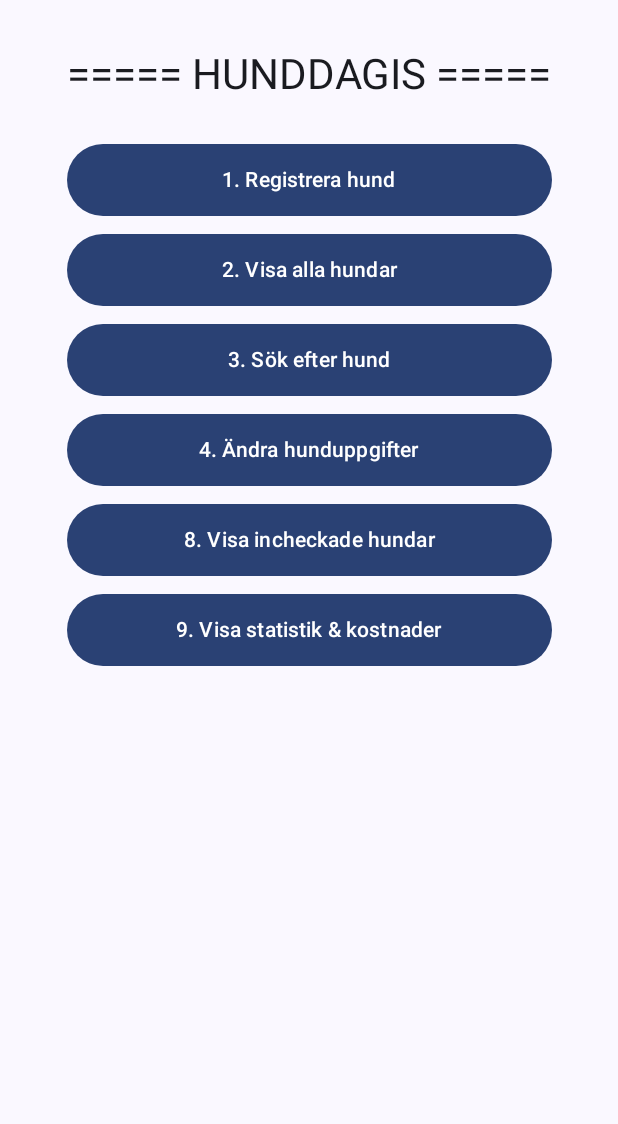
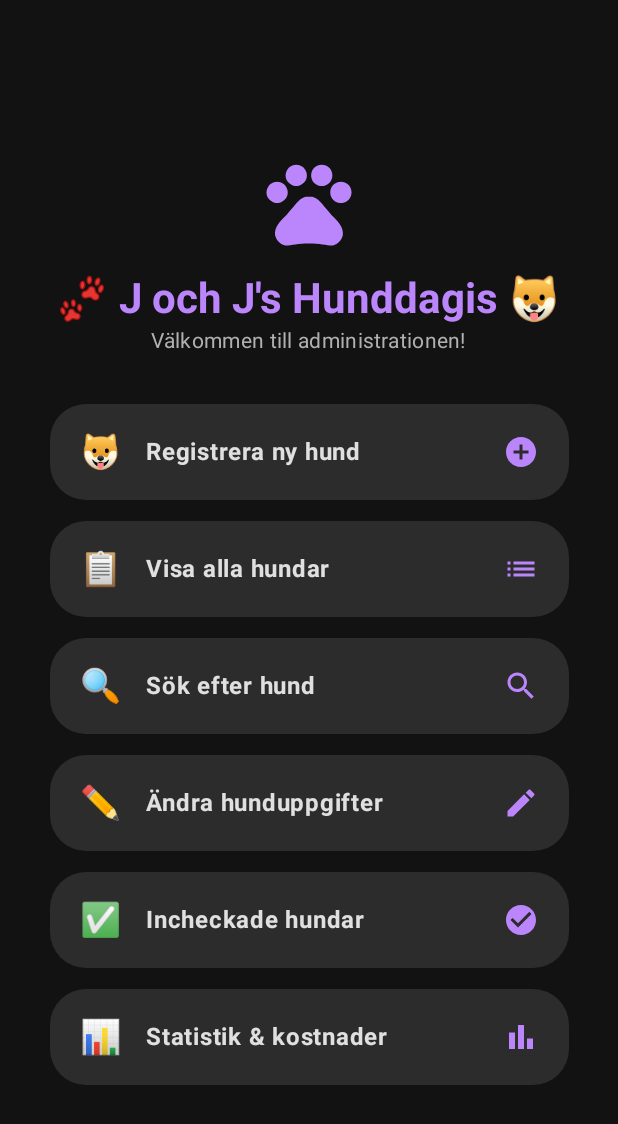
Before and after one commit to JonnyDicander/HunddagisAndroid, an Android app built with Jetpack Compose: the screen it shows after launch (MainActivity), on a phone screen of 412 x 824 dp. Shown: the top 1124 px of the screen. Run offline under Robolectric (Android 15) with nearby library versions, the phone set to English and light mode, and no system bars.

Commit message:
Uppdaterat färgtema och lagt till J och J's Hunddagis

```diff
--- a/app/build.gradle.kts
+++ b/app/build.gradle.kts
@@ -37,6 +37,7 @@ android {
 }
 
 dependencies {
+    implementation("androidx.compose.material:material-icons-extended")
     implementation(platform(libs.androidx.compose.bom))
     implementation(libs.androidx.activity.compose)
     implementation(libs.androidx.compose.material3)
--- a/app/src/main/java/com/example/minforstaapp/Dog.kt
+++ b/app/src/main/java/com/example/minforstaapp/Dog.kt
@@ -15,9 +15,8 @@ class Dog(
     var visionImpaired: Boolean,
     var hearingImpaired: Boolean
 ) {
-    // Status för incheckning (motsvarar dina privata variabler)
     var isCheckedIn: Boolean = false
-        private set // Kan bara ändras inifrån klassen via funktionen nedan
+        private set
 
     var checkInTime: LocalDateTime? = null
     var checkOutTime: LocalDateTime? = null
@@ -26,7 +25,6 @@ class Dog(
         private const val HOURLY_RATE = 50.0
     }
 
-    // Motsvarar public void setCheckedIn(boolean checkedIn)
     fun updateCheckInStatus(checkedIn: Boolean) {
         if (this.isCheckedIn == checkedIn) return
 
@@ -40,7 +38,6 @@ class Dog(
         }
     }
 
-    // Motsvarar public long getStayMinutes()
     fun getStayMinutes(): Long {
         val startTime = checkInTime ?: return 0
         val endTime = if (isCheckedIn) LocalDateTime.now() else checkOutTime ?: return 0
@@ -49,7 +46,6 @@ class Dog(
         return Math.max(0, minutes)
     }
 
-    // Motsvarar public double getCost()
     fun getCost(): Double {
         return getStayMinutes() * HOURLY_RATE / 60.0
     }
--- a/app/src/main/java/com/example/minforstaapp/MainActivity.kt
+++ b/app/src/main/java/com/example/minforstaapp/MainActivity.kt
@@ -1,21 +1,26 @@
 package com.example.minforstaapp
 
+import androidx.compose.ui.focus.FocusDirection
 import android.os.Bundle
 import android.widget.Toast
 import androidx.activity.ComponentActivity
 import androidx.activity.compose.setContent
 import androidx.compose.foundation.layout.*
 import androidx.compose.foundation.rememberScrollState
+import androidx.compose.foundation.shape.RoundedCornerShape
 import androidx.compose.foundation.text.KeyboardActions
 import androidx.compose.foundation.text.KeyboardOptions
 import androidx.compose.foundation.verticalScroll
+import androidx.compose.material.icons.Icons
+import androidx.compose.material.icons.filled.*
 import androidx.compose.material3.*
 import androidx.compose.runtime.*
 import androidx.compose.ui.Alignment
 import androidx.compose.ui.Modifier
-import androidx.compose.ui.focus.FocusDirection
+import androidx.compose.ui.graphics.Color
 import androidx.compose.ui.platform.LocalContext
 import androidx.compose.ui.platform.LocalFocusManager
+import androidx.compose.ui.text.font.FontWeight
 import androidx.compose.ui.text.input.ImeAction
 import androidx.compose.ui.text.input.KeyboardType
 import androidx.compose.ui.tooling.preview.Preview
@@ -26,8 +31,25 @@ class MainActivity : ComponentActivity() {
     override fun onCreate(savedInstanceState: Bundle?) {
         super.onCreate(savedInstanceState)
         setContent {
-            MinForstaAppTheme {
-                Surface(modifier = Modifier.fillMaxSize(), color = MaterialTheme.colorScheme.background) {
+            // Svart och lila färgtema med kontraster
+            val darkPurpleColorScheme = darkColorScheme(
+                primary = Color(0xFFBB86FC), // Stark lila
+                onPrimary = Color(0xFF121212),
+                primaryContainer = Color(0xFF3700B3), // Mörkare lila container
+                onPrimaryContainer = Color(0xFFEDE7F6),
+                secondary = Color(0xFF03DAC6), // Turkos/accent
+                background = Color(0xFF121212), // Djup svart bakgrund
+                surface = Color(0xFF1E1E1E), // Ljusare svart för kort
+                onSurface = Color(0xFFE0E0E0),
+                surfaceVariant = Color(0xFF2C2C2C),
+                onSurfaceVariant = Color(0xFFB0B0B0)
+            )
+
+            MaterialTheme(colorScheme = darkPurpleColorScheme) {
+                Surface(
+                    modifier = Modifier.fillMaxSize(),
+                    color = MaterialTheme.colorScheme.background
+                ) {
                     HunddagisApp()
                 }
             }
@@ -43,13 +65,16 @@ fun HunddagisApp() {
 
     when (currentScreen) {
         0 -> HuvudMeny(onNavigate = { currentScreen = it })
-        1 -> RegistreraHundSkarm(onBack = { currentScreen = 0 }, onDogRegistered = {
-            if (register.addDog(it)) {
-                Toast.makeText(context, "Hunden ${it.name} har registrerats!", Toast.LENGTH_SHORT).show()
-            } else {
-                Toast.makeText(context, "Chipnumret finns redan!", Toast.LENGTH_SHORT).show()
+        1 -> RegistreraHundSkarm(
+            onBack = { currentScreen = 0 },
+            onDogRegistered = { dog ->
+                if (register.addDog(dog)) {
+                    Toast.makeText(context, "Hunden ${dog.name} har välkomnats till J och J's! 🐾", Toast.LENGTH_SHORT).show()
+                } else {
+                    Toast.makeText(context, "Chipnumret finns redan i registret!", Toast.LENGTH_SHORT).show()
+                }
             }
-        })
+        )
         2 -> VisaHundarSkarm(register, false) { currentScreen = 0 }
         3 -> SokHundSkarm(register) { currentScreen = 0 }
         8 -> VisaHundarSkarm(register, true) { currentScreen = 0 }
@@ -60,23 +85,80 @@ fun HunddagisApp() {
 @Composable
 fun HuvudMeny(onNavigate: (Int) -> Unit) {
     Column(
-        modifier = Modifier.fillMaxSize().padding(16.dp).verticalScroll(rememberScrollState()),
+        modifier = Modifier
+            .fillMaxSize()
+            .padding(24.dp)
+            .verticalScroll(rememberScrollState()),
         horizontalAlignment = Alignment.CenterHorizontally,
-        verticalArrangement = Arrangement.spacedBy(12.dp)
+        verticalArrangement = Arrangement.Center
     ) {
-        Text("===== HUNDDAGIS =====", style = MaterialTheme.typography.headlineMedium, modifier = Modifier.padding(vertical = 16.dp))
-        MenuButton("1. Registrera hund") { onNavigate(1) }
-        MenuButton("2. Visa alla hundar") { onNavigate(2) }
-        MenuButton("3. Sök efter hund") { onNavigate(3) }
-        MenuButton("4. Ändra hunduppgifter") { onNavigate(2) }
-        MenuButton("8. Visa incheckade hundar") { onNavigate(8) }
-        MenuButton("9. Visa statistik & kostnader") { onNavigate(9) }
+        Icon(
+            imageVector = Icons.Default.Pets,
+            contentDescription = null,
+            modifier = Modifier.size(68.dp),
+            tint = MaterialTheme.colorScheme.primary
+        )
+        Spacer(modifier = Modifier.height(12.dp))
+        Text(
+            "🐾 J och J's Hunddagis 🐶",
+            style = MaterialTheme.typography.headlineMedium,
+            fontWeight = FontWeight.Bold,
+            color = MaterialTheme.colorScheme.primary
+        )
+        Text(
+            "Välkommen till administrationen!",
+            style = MaterialTheme.typography.bodyMedium,
+            color = MaterialTheme.colorScheme.onSurfaceVariant
+        )
+
+        Spacer(modifier = Modifier.height(32.dp))
+
+        Column(
+            modifier = Modifier.fillMaxWidth(0.95f),
+            verticalArrangement = Arrangement.spacedBy(14.dp)
+        ) {
+            MenuCardButton("Registrera ny hund", "🐶", Icons.Default.AddCircle) { onNavigate(1) }
+            MenuCardButton("Visa alla hundar", "📋", Icons.Default.List) { onNavigate(2) }
+            MenuCardButton("Sök efter hund", "🔍", Icons.Default.Search) { onNavigate(3) }
+            MenuCardButton("Ändra hunduppgifter", "✏️", Icons.Default.Edit) { onNavigate(2) }
+            MenuCardButton("Incheckade hundar", "✅", Icons.Default.CheckCircle) { onNavigate(8) }
+            MenuCardButton("Statistik & kostnader", "📊", Icons.Default.BarChart) { onNavigate(9) }
+        }
     }
 }
 
 @Composable
-fun MenuButton(text: String, onClick: () -> Unit) {
-    Button(onClick = onClick, modifier = Modifier.fillMaxWidth(0.85f).height(48.dp)) { Text(text) }
+fun MenuCardButton(text: String, emoji: String, icon: androidx.compose.ui.graphics.vector.ImageVector, onClick: () -> Unit) {
+    Card(
+        onClick = onClick,
+        modifier = Modifier.fillMaxWidth().height(64.dp),
+        shape = RoundedCornerShape(24.dp),
+        colors = CardDefaults.cardColors(
+            containerColor = MaterialTheme.colorScheme.surfaceVariant
+        )
+    ) {
+        Row(
+            modifier = Modifier
+                .fillMaxSize()
+                .padding(horizontal = 20.dp),
+            verticalAlignment = Alignment.CenterVertically
+        ) {
+            Text(text = emoji, style = MaterialTheme.typography.titleLarge)
+            Spacer(modifier = Modifier.width(16.dp))
+            Text(
+                text = text,
+                style = MaterialTheme.typography.bodyLarge,
+                fontWeight = FontWeight.Bold,
+                color = MaterialTheme.colorScheme.onSurface
+            )
+            Spacer(modifier = Modifier.weight(1f))
+            Icon(
+                imageVector = icon,
+                contentDescription = null,
+                tint = MaterialTheme.colorScheme.primary
+            )
+        }
+    }
 }
 
 @Composable
@@ -95,63 +177,137 @@ fun RegistreraHundSkarm(onBack: () -> Unit, onDogRegistered: (Dog) -> Unit) {
     val focusManager = LocalFocusManager.current
 
     Column(
-        modifier = Modifier.fillMaxSize().padding(16.dp).verticalScroll(rememberScrollState()),
+        modifier = Modifier
+            .fillMaxSize()
+            .padding(20.dp)
+            .verticalScroll(rememberScrollState()),
         horizontalAlignment = Alignment.CenterHorizontally,
-        verticalArrangement = Arrangement.spacedBy(12.dp)
+        verticalArrangement = Arrangement.spacedBy(16.dp)
     ) {
-        Text("--- REGISTRERA HUND ---", style = MaterialTheme.typography.headlineSmall)
+        Row(
+            modifier = Modifier.fillMaxWidth(),
+            verticalAlignment = Alignment.CenterVertically
+        ) {
+            IconButton(onClick = onBack) {
+                Icon(Icons.Default.ArrowBack, contentDescription = "Tillbaka", tint = MaterialTheme.colorScheme.primary)
+            }
+            Text(
+                "🐶 Registrera ny hund",
+                style = MaterialTheme.typography.titleLarge,
+                fontWeight = FontWeight.Bold,
+                color = MaterialTheme.colorScheme.primary,
+                modifier = Modifier.padding(start = 8.dp)
+            )
+        }
 
         OutlinedTextField(
-            value = name, onValueChange = { name = it }, label = { Text("Namn") }, modifier = Modifier.fillMaxWidth(),
+            value = name, onValueChange = { name = it },
+            label = { Text("Hundens namn") },
+            modifier = Modifier.fillMaxWidth(),
+            shape = RoundedCornerShape(16.dp),
             singleLine = true,
             keyboardOptions = KeyboardOptions(imeAction = ImeAction.Next),
             keyboardActions = KeyboardActions(onNext = { focusManager.moveFocus(FocusDirection.Next) })
         )
         OutlinedTextField(
-            value = breed, onValueChange = { breed = it }, label = { Text("Ras") }, modifier = Modifier.fillMaxWidth(),
+            value = breed, onValueChange = { breed = it },
+            label = { Text("Ras") },
+            modifier = Modifier.fillMaxWidth(),
+            shape = RoundedCornerShape(16.dp),
             singleLine = true,
             keyboardOptions = KeyboardOptions(imeAction = ImeAction.Next),
             keyboardActions = KeyboardActions(onNext = { focusManager.moveFocus(FocusDirection.Next) })
         )
         OutlinedTextField(
-            value = chip, onValueChange = { chip = it }, label = { Text("Chipnummer") }, modifier = Modifier.fillMaxWidth(),
+            value = chip, onValueChange = { chip = it },
+            label = { Text("Chipnummer") },
+            modifier = Modifier.fillMaxWidth(),
+            shape = RoundedCornerShape(16.dp),
             singleLine = true,
             keyboardOptions = KeyboardOptions(imeAction = ImeAction.Next),
             keyboardActions = KeyboardActions(onNext = { focusManager.moveFocus(FocusDirection.Next) })
         )
         OutlinedTextField(
-            value = ageText, onValueChange = { ageText = it }, label = { Text("Ålder") }, modifier = Modifier.fillMaxWidth(),
+            value = ageText, onValueChange = { ageText = it },
+            label = { Text("Ålder (år)") },
+            modifier = Modifier.fillMaxWidth(),
+            shape = RoundedCornerShape(16.dp),
             singleLine = true,
             keyboardOptions = KeyboardOptions(keyboardType = KeyboardType.Number, imeAction = ImeAction.Done),
             keyboardActions = KeyboardActions(onDone = { focusManager.clearFocus() })
         )
 
-        Row(verticalAlignment = Alignment.CenterVertically, modifier = Modifier.fillMaxWidth()) {
-            Text("Kön: ${if (gender == "H") "Hane" else "Tik"}")
-            Spacer(modifier = Modifier.weight(1f))
-            Button(onClick = { gender = if (gender == "H") "T" else "H" }) { Text("Ändra") }
+        Card(
+            modifier = Modifier.fillMaxWidth(),
+            shape = RoundedCornerShape(16.dp),
+            colors = CardDefaults.cardColors(containerColor = MaterialTheme.colorScheme.surfaceVariant)
+        ) {
+            Row(
+                modifier = Modifier
+                    .fillMaxWidth()
+                    .padding(16.dp),
+                verticalAlignment = Alignment.CenterVertically
+            ) {
+                Text("Kön: ${if (gender == "H") "Hane 🐕" else "Tik 🐩"}", fontWeight = FontWeight.Bold)
+                Spacer(modifier = Modifier.weight(1f))
+                Button(
+                    onClick = { gender = if (gender == "H") "T" else "H" },
+                    shape = RoundedCornerShape(12.dp)
+                ) {
+                    Text("Byt kön")
+                }
+            }
         }
 
-        FormSwitch("Kan sitta med andra hundar", sit) { sit = it }
-        FormSwitch("Kastrerad", neutered) { neutered = it }
-        FormSwitch("Behöver pälsvård", groom) { groom = it }
-        FormSwitch("Synnedsättning", vision) { vision = it }
-        FormSwitch("Hörselnedsättning", hearing) { hearing = it }
+        Card(
+            modifier = Modifier.fillMaxWidth(),
+            shape = RoundedCornerShape(16.dp),
+            colors = CardDefaults.cardColors(containerColor = MaterialTheme.colorScheme.surfaceVariant)
+        ) {
+            Column(modifier = Modifier.padding(16.dp), verticalArrangement = Arrangement.spacedBy(8.dp)) {
+                Text("✨ Egenskaper & Status", style = MaterialTheme.typography.titleMedium, fontWeight = FontWeight.Bold, color = MaterialTheme.colorScheme.primary)
+                Spacer(modifier = Modifier.height(4.dp))
+                FormSwitch("Sitter fint med andra hundar 🐾", sit) { sit = it }
+                FormSwitch("Kastrerad ✂️", neutered) { neutered = it }
+                FormSwitch("Behöver pälsvård 🪮", groom) { groom = it }
+                FormSwitch("Synnedsättning 👁️‍🗨️", vision) { vision = it }
+                FormSwitch("Hörselnedsättning 🦻", hearing) { hearing = it }
+            }
+        }
 
-        Button(onClick = {
-            val age = ageText.toIntOrNull() ?: 0
-            onDogRegistered(Dog(name, breed, chip, gender, age, sit, neutered, groom, vision, hearing))
-            onBack()
-        }, modifier = Modifier.fillMaxWidth()) { Text("Spara och registrera hund") }
-        OutlinedButton(onClick = onBack, modifier = Modifier.fillMaxWidth()) { Text("Avbryt") }
+        Spacer(modifier = Modifier.height(8.dp))
+
+        Button(
+            onClick = {
+                val age = ageText.toIntOrNull() ?: 0
+                onDogRegistered(Dog(name, breed, chip, gender, age, sit, neutered, groom, vision, hearing))
+                onBack()
+            },
+            modifier = Modifier.fillMaxWidth().height(54.dp),
+            shape = RoundedCornerShape(20.dp)
+        ) {
+            Text("💖 Spara och registrera hund", fontWeight = FontWeight.Bold, style = MaterialTheme.typography.bodyLarge)
+        }
+
+        OutlinedButton(
+            onClick = onBack,
+            modifier = Modifier.fillMaxWidth().height(52.dp),
+            shape = RoundedCornerShape(20.dp)
+        ) {
+            Text("Avbryt")
+        }
+
+        Spacer(modifier = Modifier.height(24.dp))
     }
 }
 
-
 @Composable
 fun FormSwitch(label: String, checked: Boolean, onCheckedChange: (Boolean) -> Unit) {
-    Row(modifier = Modifier.fillMaxWidth(), verticalAlignment = Alignment.CenterVertically) {
-        Text(label)
+    Row(
+        modifier = Modifier.fillMaxWidth(),
+        verticalAlignment = Alignment.CenterVertically
+    ) {
+        Text(label, style = MaterialTheme.typography.bodyMedium)
         Spacer(modifier = Modifier.weight(1f))
         Switch(checked = checked, onCheckedChange = onCheckedChange)
     }
@@ -159,4 +315,8 @@ fun FormSwitch(label: String, checked: Boolean, onCheckedChange: (Boolean) -> Un
 
 @Preview(showBackground = true)
 @Composable
-fun AppPreview() { MinForstaAppTheme { HunddagisApp() } }
+fun AppPreview() {
+    MinForstaAppTheme {
+        HunddagisApp()
+    }
+}
--- a/gradle/libs.versions.toml
+++ b/gradle/libs.versions.toml
@@ -1,5 +1,5 @@
 [versions]
-agp = "9.5.0"
+agp = "9.5.1"
 coreKtx = "1.19.1"
 junit = "4.13.2"
 junitVersion = "1.3.0"
```
